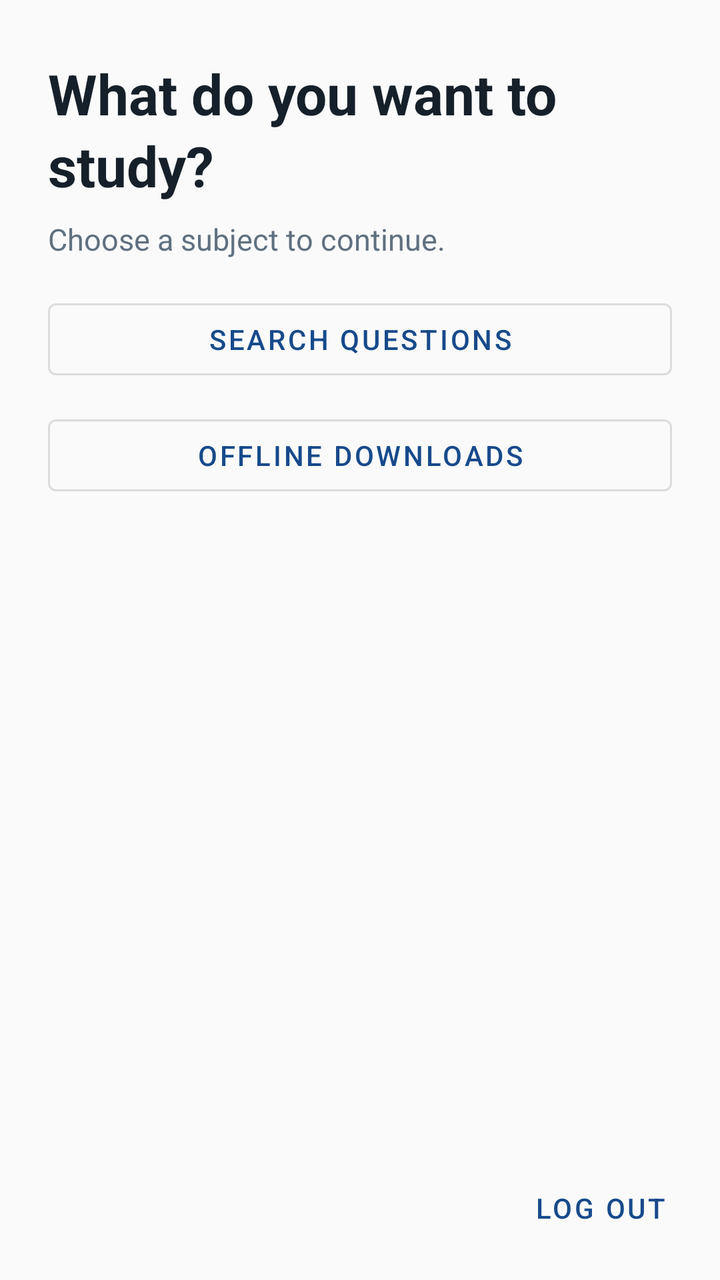
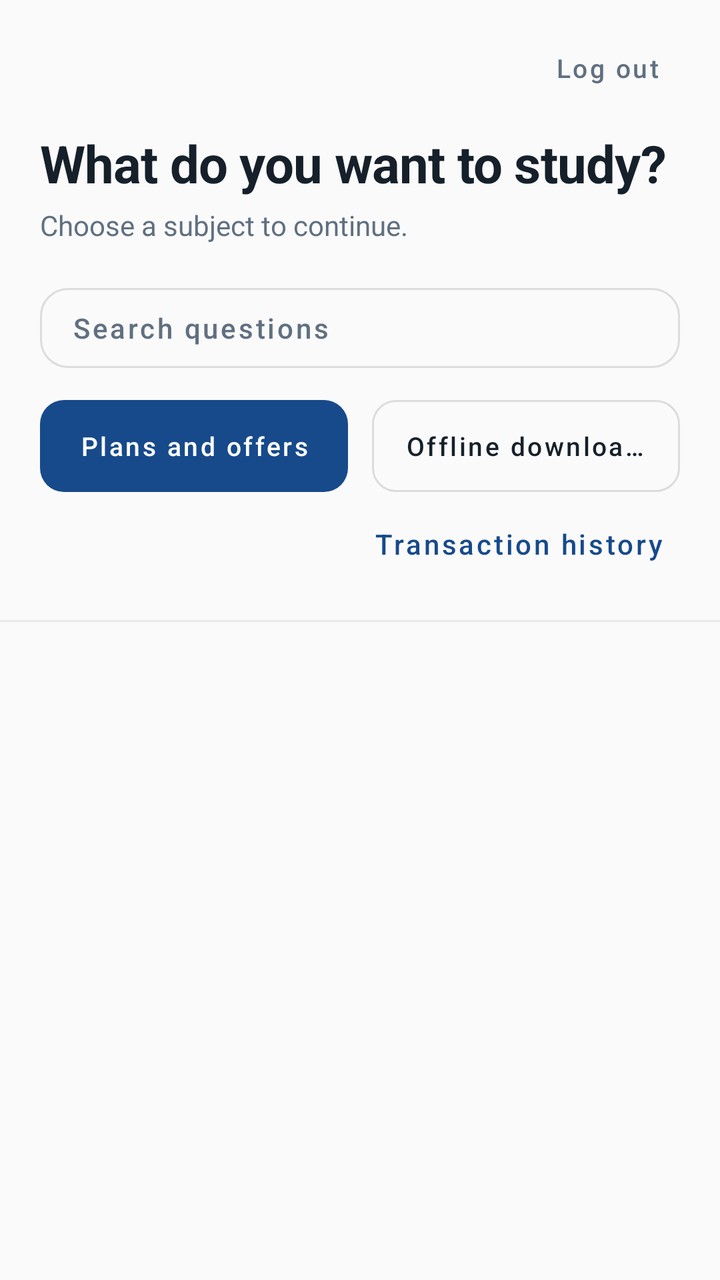

Compare the two renders of this Android layout. The source of the first and the diff that turns it into the second are given below.
<!-- AndroidManifest.xml: application theme Theme.HscAcademicSolution -->
<!-- res/layout/fragment_home.xml -->
<?xml version="1.0" encoding="utf-8"?>
<LinearLayout
    xmlns:android="http://schemas.android.com/apk/res/android"
    xmlns:app="http://schemas.android.com/apk/res-auto"
    android:layout_width="match_parent"
    android:layout_height="match_parent"
    android:orientation="vertical"
    android:background="@color/surface">

    

    <LinearLayout
        android:layout_width="match_parent"
        android:layout_height="wrap_content"
        android:orientation="vertical"
        android:paddingStart="24dp"
        android:paddingEnd="24dp"
        android:paddingTop="28dp"
        android:paddingBottom="20dp">

        <TextView
            android:layout_width="match_parent"
            android:layout_height="wrap_content"
            android:text="@string/home_title"
            android:textSize="28sp"
            android:textStyle="bold"
            android:lineSpacingExtra="3dp"
            android:textColor="@color/text_primary"/>

        <TextView
            android:layout_width="match_parent"
            android:layout_height="wrap_content"
            android:layout_marginTop="8dp"
            android:text="@string/home_subtitle"
            android:textSize="15sp"
            android:textColor="@color/text_secondary"/>

        

        <com.google.android.material.button.MaterialButton
            android:id="@+id/searchButton"
            android:layout_width="match_parent"
            android:layout_height="48dp"
            android:layout_marginTop="16dp"
            android:text="Search questions"
            style="@style/Widget.MaterialComponents.Button.OutlinedButton"/>

        <com.google.android.material.button.MaterialButton
            android:id="@+id/offlineButton"
            android:layout_width="match_parent"
            android:layout_height="48dp"
            android:layout_marginTop="10dp"
            android:text="Offline downloads"
            style="@style/Widget.MaterialComponents.Button.OutlinedButton"/>

        <TextView
            android:id="@+id/networkState"
            android:layout_width="wrap_content"
            android:layout_height="wrap_content"
            android:layout_marginTop="14dp"
            android:textSize="13sp"
            android:textStyle="bold"
            android:textColor="@color/secondary"/>

    </LinearLayout>

    

    <ProgressBar
        android:id="@+id/catalogProgress"
        android:layout_width="wrap_content"
        android:layout_height="wrap_content"
        android:layout_gravity="center_horizontal"
        android:layout_margin="12dp"
        android:visibility="gone"/>

    

    <TextView
        android:id="@+id/catalogError"
        android:layout_width="match_parent"
        android:layout_height="wrap_content"
        android:padding="20dp"
        android:textSize="14sp"
        android:textColor="@color/error"
        android:visibility="gone"/>

    

    <TextView
        android:id="@+id/emptyState"
        android:layout_width="match_parent"
        android:layout_height="wrap_content"
        android:padding="28dp"
        android:gravity="center"
        android:text="@string/empty_subjects"
        android:textSize="14sp"
        android:textColor="@color/text_secondary"
        android:visibility="gone"/>

    

    <androidx.recyclerview.widget.RecyclerView
        android:id="@+id/subjectList"
        android:layout_width="match_parent"
        android:layout_height="0dp"
        android:layout_weight="1"
        android:paddingStart="16dp"
        android:paddingEnd="16dp"
        android:paddingTop="4dp"
        android:paddingBottom="12dp"
        android:clipToPadding="false"/>

    

    <Button
        android:id="@+id/retryButton"
        android:layout_width="wrap_content"
        android:layout_height="wrap_content"
        android:layout_gravity="center_horizontal"
        android:layout_margin="8dp"
        android:text="@string/retry"
        android:visibility="gone"/>

    

    <LinearLayout
        android:layout_width="match_parent"
        android:layout_height="wrap_content"
        android:gravity="end"
        android:paddingStart="16dp"
        android:paddingEnd="16dp"
        android:paddingBottom="12dp">

        <com.google.android.material.button.MaterialButton
            android:id="@+id/logoutButton"
            android:layout_width="wrap_content"
            android:layout_height="48dp"
            android:text="@string/logout_button"
            android:textSize="14sp"
            style="@style/Widget.MaterialComponents.Button.TextButton"/>

    </LinearLayout>

</LinearLayout>
<!-- resources referenced by this layout -->
<resources>
  <color name="error">#B3261E</color>
  <color name="secondary">#18A999</color>
  <color name="surface">#FAFAFA</color>
  <color name="text_primary">#16202A</color>
  <color name="text_secondary">#607080</color>
  <string name="empty_subjects">No subjects are available yet.</string>
  <string name="home_subtitle">Choose a subject to continue.</string>
  <string name="home_title">What do you want to study?</string>
  <string name="logout_button">Log out</string>
  <string name="retry">Try again</string>
  <style name="Theme.HscAcademicSolution" parent="Theme.MaterialComponents.DayNight.NoActionBar">
  
          <item name="colorPrimary">@color/primary</item>
          <item name="colorPrimaryVariant">@color/primary_dark</item>
          <item name="colorSecondary">@color/secondary</item>
          <item name="colorSecondaryVariant">@color/secondary</item>
  
          <item name="colorControlActivated">@color/primary</item>
          <item name="colorControlHighlight">@color/secondary</item>
  
          <item name="android:colorAccent">@color/primary</item>
  
          <item name="android:windowBackground">@color/surface</item>
  
      </style>
  <color name="primary">#174A8B</color>
  <color name="primary_dark">#103761</color>
</resources>

<!-- the commit's change to res/layout/fragment_home.xml (unified diff, before → after) -->
@@ -8,98 +8,211 @@
     android:background="@color/surface">
 
     
-
     <LinearLayout
         android:layout_width="match_parent"
         android:layout_height="wrap_content"
         android:orientation="vertical"
-        android:paddingStart="24dp"
-        android:paddingEnd="24dp"
-        android:paddingTop="28dp"
-        android:paddingBottom="20dp">
-
+        android:paddingStart="20dp"
+        android:paddingEnd="20dp"
+        android:paddingTop="16dp"
+        android:paddingBottom="16dp">
+
+        
+        <LinearLayout
+            android:layout_width="match_parent"
+            android:layout_height="wrap_content"
+            android:orientation="horizontal"
+            android:gravity="center_vertical"
+            android:layout_marginBottom="12dp">
+
+            <TextView
+                android:id="@+id/networkState"
+                android:layout_width="0dp"
+                android:layout_height="wrap_content"
+                android:layout_weight="1"
+                android:textSize="12sp"
+                android:textStyle="bold"
+                android:letterSpacing="0.03"
+                android:textColor="@color/secondary"
+                android:ellipsize="end"
+                android:maxLines="1"/>
+
+            <com.google.android.material.button.MaterialButton
+                android:id="@+id/logoutButton"
+                style="@style/Widget.MaterialComponents.Button.TextButton"
+                android:layout_width="wrap_content"
+                android:layout_height="36dp"
+                android:minWidth="0dp"
+                android:insetTop="0dp"
+                android:insetBottom="0dp"
+                android:paddingStart="10dp"
+                android:paddingEnd="10dp"
+                android:text="@string/logout_button"
+                android:textAllCaps="false"
+                android:textSize="13sp"
+                android:textColor="@color/text_secondary"
+                app:cornerRadius="8dp"/>
+
+        </LinearLayout>
+
+        
         <TextView
             android:layout_width="match_parent"
             android:layout_height="wrap_content"
             android:text="@string/home_title"
-            android:textSize="28sp"
+            android:textSize="26sp"
             android:textStyle="bold"
-            android:lineSpacingExtra="3dp"
+            android:letterSpacing="-0.01"
+            android:lineSpacingExtra="2dp"
             android:textColor="@color/text_primary"/>
 
         <TextView
             android:layout_width="match_parent"
             android:layout_height="wrap_content"
-            android:layout_marginTop="8dp"
+            android:layout_marginTop="4dp"
             android:text="@string/home_subtitle"
-            android:textSize="15sp"
+            android:textSize="14sp"
+            android:lineSpacingExtra="2dp"
             android:textColor="@color/text_secondary"/>
 
         
-
         <com.google.android.material.button.MaterialButton
             android:id="@+id/searchButton"
-            android:layout_width="match_parent"
-            android:layout_height="48dp"
+            style="@style/Widget.MaterialComponents.Button.OutlinedButton"
+            android:layout_width="match_parent"
+            android:layout_height="52dp"
             android:layout_marginTop="16dp"
+            android:gravity="start|center_vertical"
+            android:paddingStart="16dp"
+            android:paddingEnd="16dp"
             android:text="Search questions"
-            style="@style/Widget.MaterialComponents.Button.OutlinedButton"/>
+            android:textAllCaps="false"
+            android:textSize="14sp"
+            android:textColor="@color/text_secondary"
+            app:cornerRadius="14dp"
+            app:strokeWidth="1dp"/>
+
+        
+        <LinearLayout
+            android:layout_width="match_parent"
+            android:layout_height="wrap_content"
+            android:layout_marginTop="10dp"
+            android:orientation="horizontal"
+            android:baselineAligned="false">
+
+            <com.google.android.material.button.MaterialButton
+                android:id="@+id/plansButton"
+                style="@style/Widget.MaterialComponents.Button.UnelevatedButton"
+                android:layout_width="0dp"
+                android:layout_height="46dp"
+                android:layout_weight="1"
+                android:layout_marginEnd="6dp"
+                android:insetTop="0dp"
+                android:insetBottom="0dp"
+                android:text="Plans and offers"
+                android:textAllCaps="false"
+                android:textSize="13sp"
+                android:maxLines="1"
+                android:ellipsize="end"
+                app:cornerRadius="12dp"/>
+
+            <com.google.android.material.button.MaterialButton
+                android:id="@+id/offlineButton"
+                style="@style/Widget.MaterialComponents.Button.OutlinedButton"
+                android:layout_width="0dp"
+                android:layout_height="46dp"
+                android:layout_weight="1"
+                android:layout_marginStart="6dp"
+                android:insetTop="0dp"
+                android:insetBottom="0dp"
+                android:text="Offline downloads"
+                android:textAllCaps="false"
+                android:textSize="13sp"
+                android:textColor="@color/text_primary"
+                android:maxLines="1"
+                android:ellipsize="end"
+                app:cornerRadius="12dp"
+                app:strokeWidth="1dp"/>
+
+        </LinearLayout>
 
         <com.google.android.material.button.MaterialButton
-            android:id="@+id/offlineButton"
-            android:layout_width="match_parent"
-            android:layout_height="48dp"
-            android:layout_marginTop="10dp"
-            android:text="Offline downloads"
-            style="@style/Widget.MaterialComponents.Button.OutlinedButton"/>
-
-        <TextView
-            android:id="@+id/networkState"
+            android:id="@+id/transactionHistoryButton"
+            style="@style/Widget.MaterialComponents.Button.TextButton"
             android:layout_width="wrap_content"
-            android:layout_height="wrap_content"
-            android:layout_marginTop="14dp"
-            android:textSize="13sp"
-            android:textStyle="bold"
-            android:textColor="@color/secondary"/>
+            android:layout_height="44dp"
+            android:layout_gravity="end"
+            android:layout_marginTop="4dp"
+            android:text="Transaction history"
+            android:textAllCaps="false" />
 
     </LinearLayout>
 
     
-
+    <View
+        android:layout_width="match_parent"
+        android:layout_height="1dp"
+        android:background="@color/text_secondary"
+        android:alpha="0.12"/>
+
+    
     <ProgressBar
         android:id="@+id/catalogProgress"
         android:layout_width="wrap_content"
         android:layout_height="wrap_content"
         android:layout_gravity="center_horizontal"
-        android:layout_margin="12dp"
-        android:visibility="gone"/>
-
-    
-
+        android:layout_marginTop="24dp"
+        android:layout_marginBottom="12dp"
+        android:visibility="gone"/>
+
+    
     <TextView
         android:id="@+id/catalogError"
         android:layout_width="match_parent"
         android:layout_height="wrap_content"
-        android:padding="20dp"
+        android:layout_marginStart="20dp"
+        android:layout_marginEnd="20dp"
+        android:layout_marginTop="16dp"
+        android:padding="14dp"
+        android:gravity="center"
         android:textSize="14sp"
+        android:lineSpacingExtra="2dp"
         android:textColor="@color/error"
         android:visibility="gone"/>
 
     
-
+    <com.google.android.material.button.MaterialButton
+        android:id="@+id/retryButton"
+        style="@style/Widget.MaterialComponents.Button.OutlinedButton"
+        android:layout_width="wrap_content"
+        android:layout_height="44dp"
+        android:layout_gravity="center_horizontal"
+        android:layout_marginTop="8dp"
+        android:layout_marginBottom="8dp"
+        android:paddingStart="24dp"
+        android:paddingEnd="24dp"
+        android:text="@string/retry"
+        android:textAllCaps="false"
+        app:cornerRadius="10dp"
+        android:visibility="gone"/>
+
+    
     <TextView
         android:id="@+id/emptyState"
         android:layout_width="match_parent"
         android:layout_height="wrap_content"
-        android:padding="28dp"
+        android:paddingStart="28dp"
+        android:paddingEnd="28dp"
+        android:paddingTop="36dp"
+        android:paddingBottom="28dp"
         android:gravity="center"
         android:text="@string/empty_subjects"
         android:textSize="14sp"
+        android:lineSpacingExtra="3dp"
         android:textColor="@color/text_secondary"
         android:visibility="gone"/>
 
     
-
     <androidx.recyclerview.widget.RecyclerView
         android:id="@+id/subjectList"
         android:layout_width="match_parent"
@@ -107,39 +220,9 @@
         android:layout_weight="1"
         android:paddingStart="16dp"
         android:paddingEnd="16dp"
-        android:paddingTop="4dp"
-        android:paddingBottom="12dp"
-        android:clipToPadding="false"/>
-
-    
-
-    <Button
-        android:id="@+id/retryButton"
-        android:layout_width="wrap_content"
-        android:layout_height="wrap_content"
-        android:layout_gravity="center_horizontal"
-        android:layout_margin="8dp"
-        android:text="@string/retry"
-        android:visibility="gone"/>
-
-    
-
-    <LinearLayout
-        android:layout_width="match_parent"
-        android:layout_height="wrap_content"
-        android:gravity="end"
-        android:paddingStart="16dp"
-        android:paddingEnd="16dp"
-        android:paddingBottom="12dp">
-
-        <com.google.android.material.button.MaterialButton
-            android:id="@+id/logoutButton"
-            android:layout_width="wrap_content"
-            android:layout_height="48dp"
-            android:text="@string/logout_button"
-            android:textSize="14sp"
-            style="@style/Widget.MaterialComponents.Button.TextButton"/>
-
-    </LinearLayout>
+        android:paddingTop="12dp"
+        android:paddingBottom="20dp"
+        android:clipToPadding="false"
+        android:overScrollMode="never"/>
 
 </LinearLayout>
